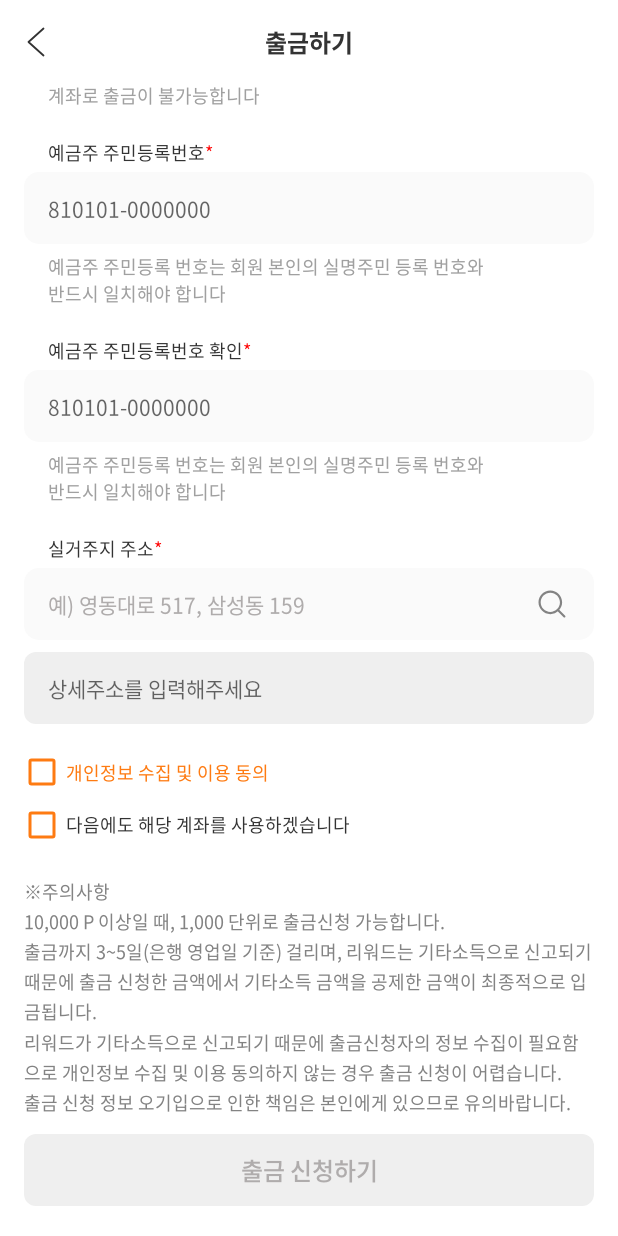
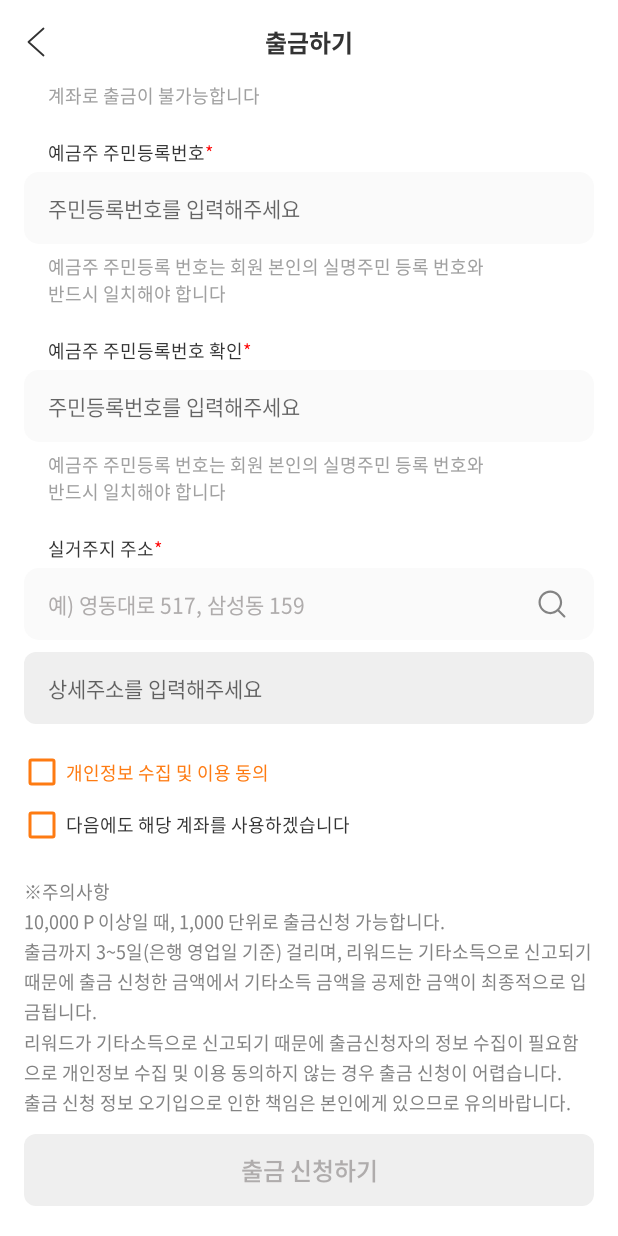
Before and after one commit to cashfullus/cashcar_aos, an Android app: the WithdrawActivity screen opened directly, with no data from a screen before it, scrolled down 479 dp, on a phone screen of 412 x 824 dp. Run offline under Robolectric (Android 15) with nearby library versions, the phone set to English and light mode, and no system bars; our stand-ins replace data binding; libraries missing offline, so code that uses them is left out: com.kakao.ad, com.kakao.sdk; 10 statements that could not run were skipped.

Commit message:
1.1.4 update(2)

```diff
--- a/app/build.gradle
+++ b/app/build.gradle
@@ -21,7 +21,7 @@ android {
         applicationId "com.cashfulus.cashcarplus"
         minSdkVersion 24
         targetSdkVersion 33
-        versionCode 24
+        versionCode 25
         versionName "1.1.4"
 
         testInstrumentationRunner "androidx.test.runner.AndroidJUnitRunner"
--- a/app/src/main/res/layout/activity_withdraw.xml
+++ b/app/src/main/res/layout/activity_withdraw.xml
@@ -246,7 +246,7 @@
                     app:inputType="phone"
                     app:length="14"
                     app:maxLines="1"
-                    app:hint="810101-0000000"
+                    app:hint="주민등록번호를 입력해주세요"
                     app:layout_constraintTop_toBottomOf="@+id/tvWithdrawTitle8"
                     app:text="@={viewModel.accountResident}" />
 
@@ -289,7 +289,7 @@
                     app:inputType="phone"
                     app:length="14"
                     app:maxLines="1"
-                    app:hint="810101-0000000"
+                    app:hint="주민등록번호를 입력해주세요"
                     app:layout_constraintTop_toBottomOf="@+id/tvWithdrawTitle9"
                     app:text="@={viewModel.accountResidentBack}" />
 
```
